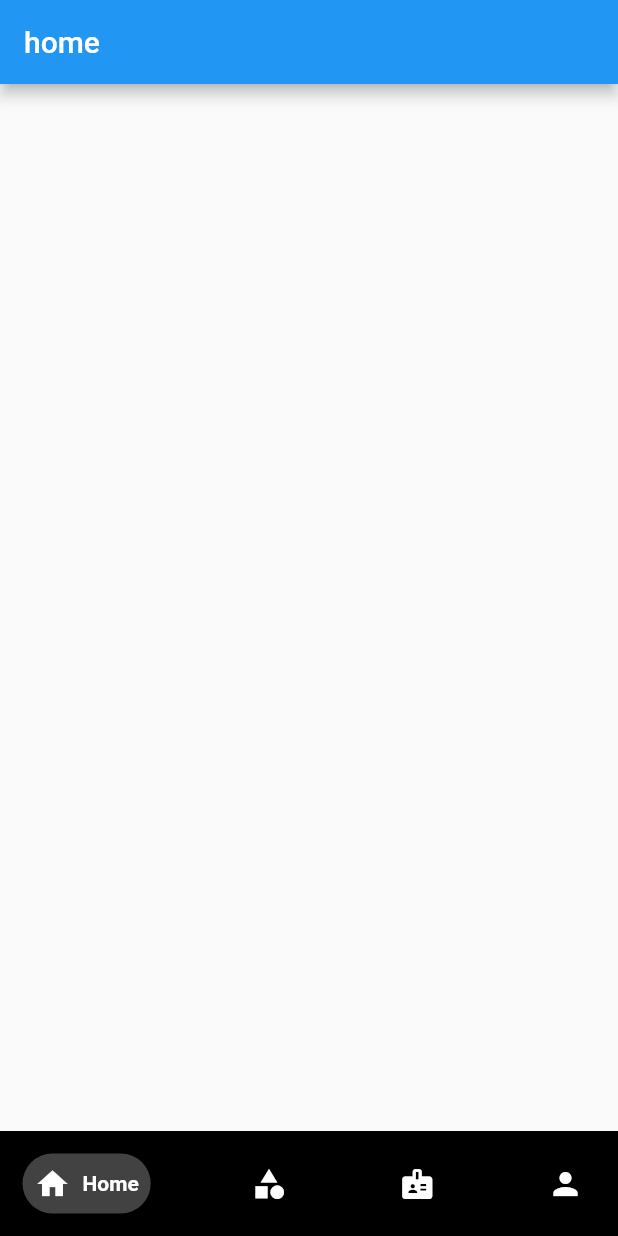
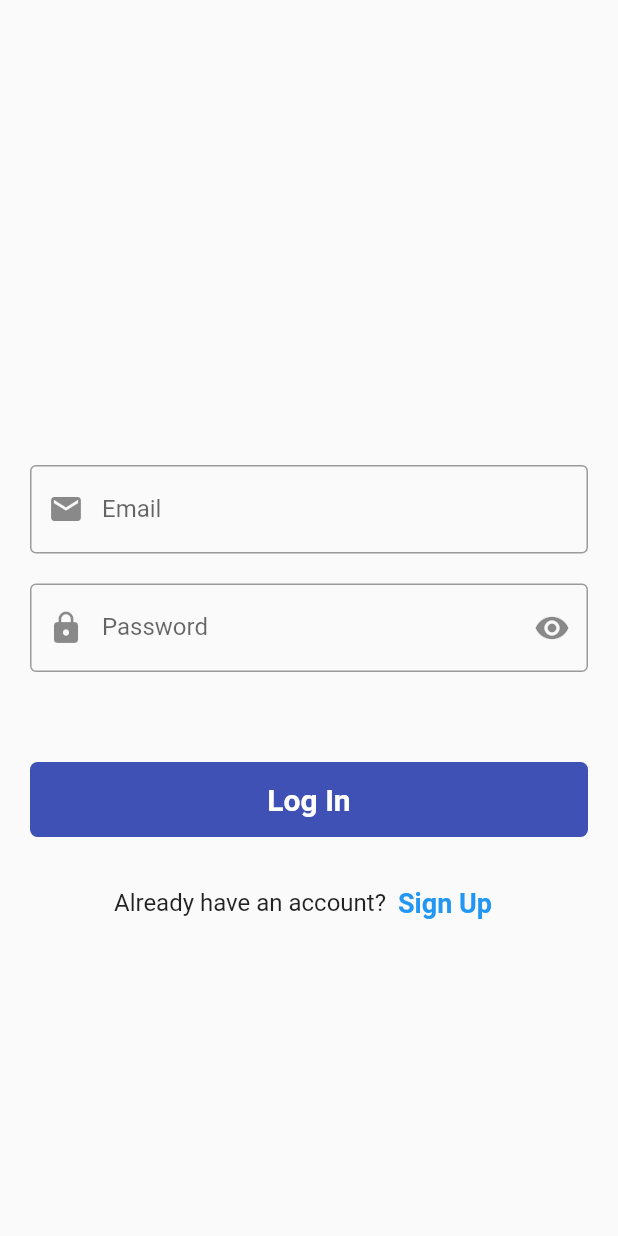
Before and after one commit to san-project/buyitnow, a Flutter app: the screen it shows after launch, on a phone screen of 412 x 824 dp. Run offline on Flutter 3.47's test engine with Material 2 defaults, Android fonts, the phone set to English and light mode, and no system bars; drawn by our look-alikes of google_nav_bar.

Commit message:
Login screen design

```diff
--- a/lib/main.dart
+++ b/lib/main.dart
@@ -1,4 +1,5 @@
 import 'package:buyitnow/screens/home_screen.dart';
+import 'package:buyitnow/screens/login/login_screen.dart';
 import 'package:buyitnow/widgets/bottom_navbar.dart';
 import 'package:flutter/material.dart';
 
@@ -17,7 +18,7 @@ class MyApp extends StatelessWidget {
       theme: ThemeData(
         primarySwatch: Colors.blue,
       ),
-      home: const ButtomNavBar(),
+      home: LoginScreen()
     );
   }
 }
--- /dev/null
+++ b/lib/screens/login/login_screen.dart
@@ -0,0 +1,124 @@
+import 'package:flutter/material.dart';
+
+class LoginScreen extends StatefulWidget {
+  const LoginScreen({super.key});
+
+  @override
+  State<LoginScreen> createState() => _LoginScreenState();
+}
+
+class _LoginScreenState extends State<LoginScreen> {
+  final _formfield = GlobalKey<FormState>();
+  final emailController = TextEditingController();
+  final passwordController = TextEditingController();
+  bool passToggle = true;
+
+
+
+  @override
+  Widget build(BuildContext context) {
+    return Scaffold(
+      body: SingleChildScrollView(
+        child: Padding(
+          padding: const EdgeInsets.symmetric(horizontal: 20,vertical: 60),
+          child: Form(
+            key: _formfield,
+            child: Column(
+              mainAxisAlignment: MainAxisAlignment.center,
+              crossAxisAlignment: CrossAxisAlignment.center,
+              children: [
+                Container(height: 200,width: 200,),
+                const SizedBox(height: 50,),
+                TextFormField(
+                  controller: emailController,
+                  keyboardType: TextInputType.emailAddress,
+                  decoration: const InputDecoration(
+                    labelText: "Email",
+                    border: OutlineInputBorder(),
+                    prefixIcon: Icon(Icons.email),
+                  ),
+                  validator: (value){
+                    bool emailValid = RegExp(r"^[a-zA-Z0-9.a-zA-Z0-9.!#$%&'*+-/=?^_`{|}~]+@[a-zA-Z0-9]+\.[a-zA-Z]+")
+      .hasMatch(value!);
+                    if(value.isEmpty){
+                      return "Enter Email";
+                    }
+
+                    else if(!emailValid){
+                      return "Enter Valid Email";
+                    }
+                  },
+                ),
+                const SizedBox(height: 20,),
+                 TextFormField(
+                  obscureText: passToggle,
+                  controller: passwordController,
+                  decoration:  InputDecoration(
+                    labelText: "Password",
+                    border: OutlineInputBorder(),
+                    prefixIcon: Icon(Icons.lock),
+                    suffixIcon: InkWell(
+                      onTap: (){
+                        setState(() {
+                          passToggle = !passToggle;
+                        });
+
+                      },
+                      child: Icon(passToggle ? Icons.visibility : Icons.visibility_off),
+                    )
+                  ),
+                  validator: (value){
+                    if(value!.isEmpty){
+                      return "Enter Password";
+                    }else if(passwordController.text.length < 6){
+                      return "Password length should be more then 6 characters";
+                    }
+                  },
+                ),
+                SizedBox(height: 60,),
+                InkWell(
+                  onTap: (){
+                    if(_formfield.currentState!.validate()){
+                      print('Success');
+                      emailController.clear();
+                      passwordController.clear();
+                    }
+                  },
+                  child: Container(
+                    height: 50,
+                    decoration: BoxDecoration(
+                      color: Colors.indigo,
+                      borderRadius: BorderRadius.circular(5),
+                    ),
+                    child: Center(
+                      child: Text("Log In",
+                      style: TextStyle(
+                        color: Colors.white,
+                        fontSize: 20,
+                        fontWeight: FontWeight.bold
+                      ),),
+                    ),
+                  ),
+                ),
+                SizedBox(height: 20,),
+                Row(
+                  mainAxisAlignment: MainAxisAlignment.center,
+                  children: [
+                    Text("Already have an account?",style: TextStyle(
+                      fontSize: 16,
+                    ),),
+                    TextButton(onPressed: (){},
+                    child: Text("Sign Up",
+                    style: TextStyle(
+                      fontSize: 18,
+                      fontWeight: FontWeight.bold
+                    ),))
+                  ],
+                )
+              ],
+                    )),
+        ),
+      ),
+    );
+  }
+}
```
Also changed, not shown: lib/screens/home_screen.dart (indentation only).
